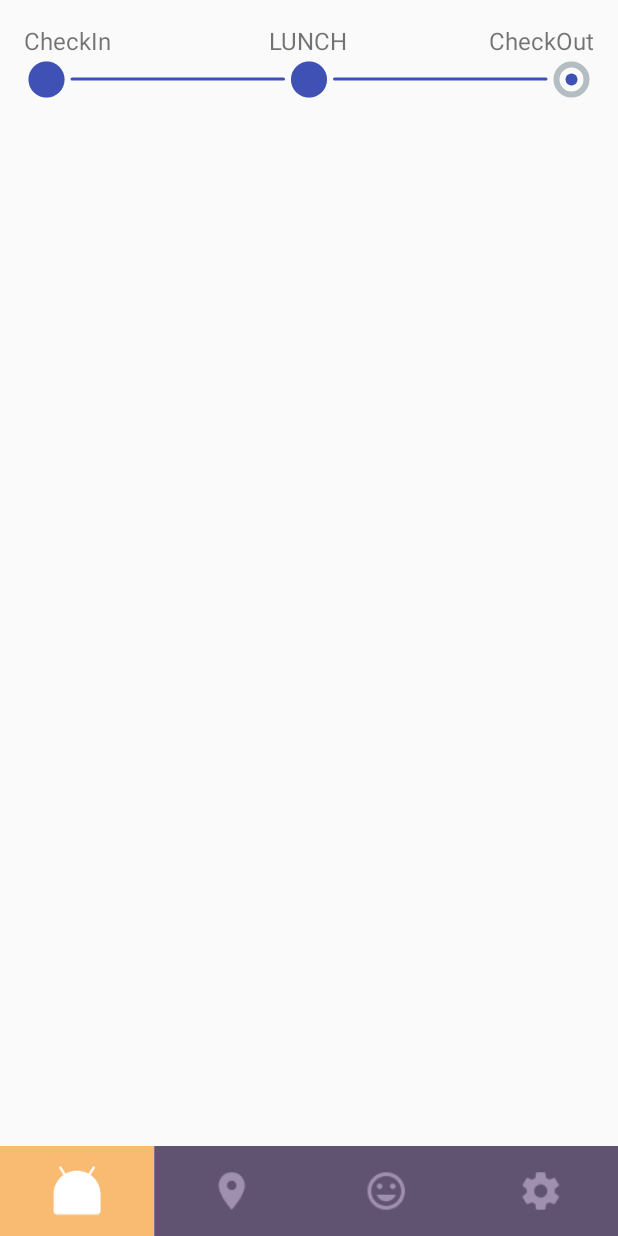
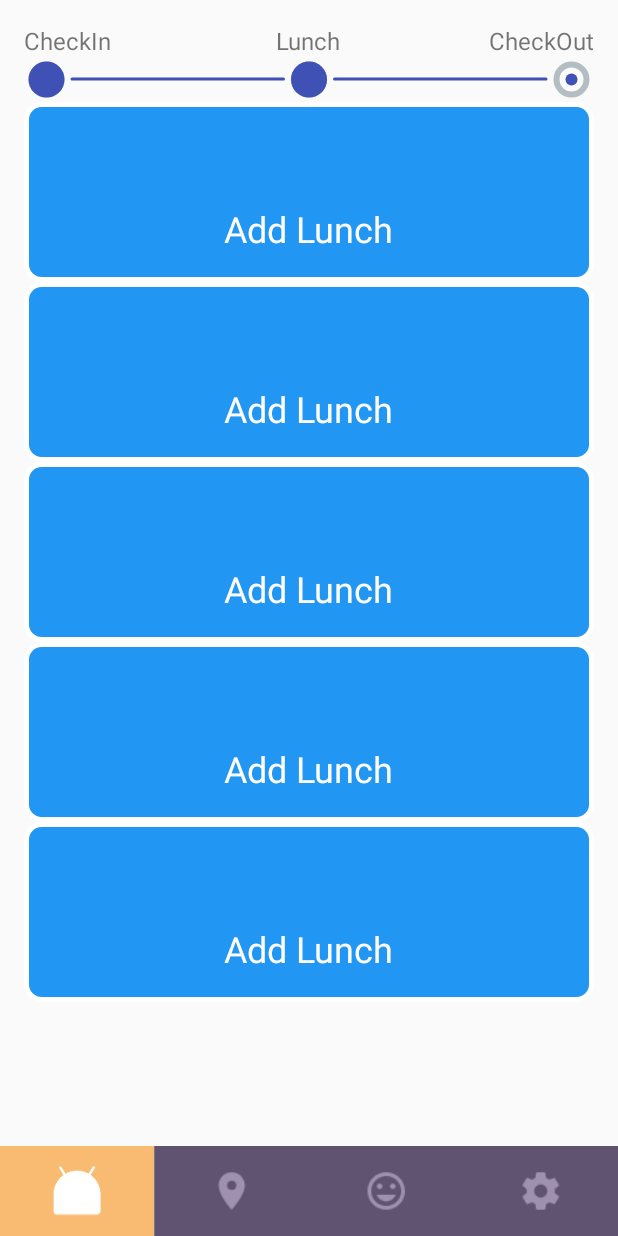
Before and after one commit to AadityaDev/Tracker, an Android app: the screen it shows after launch (HomeScreenActivity), on a phone screen of 412 x 824 dp. Run offline under Robolectric (Android 15) with nearby library versions, the phone set to English and light mode, and no system bars; our stand-ins replace ButterKnife; 1 statement that could not run was skipped.

Commit message:
employee home activity added

```diff
--- /dev/null
+++ b/app/src/main/java/com/skybee/tracker/Utility.java
@@ -0,0 +1,22 @@
+package com.skybee.tracker;
+
+import com.skybee.tracker.constants.Constants;
+import com.skybee.tracker.model.TimeCard;
+
+public class Utility {
+
+    public void setEventType(TimeCard timeCard,String eventType){
+        switch (eventType){
+            case Constants.HeadingText.CHECK_IN:
+                timeCard.setEvent(Constants.HeadingText.CHECK_IN);
+            case Constants.HeadingText.CHECK_LUNCH:
+                timeCard.setEvent(Constants.HeadingText.CHECK_LUNCH);
+            case Constants.HeadingText.CHECK_OUT:
+                timeCard.setEvent(Constants.HeadingText.CHECK_OUT);
+            case Constants.HeadingText.CHECK_OFF:
+                timeCard.setEvent(Constants.HeadingText.CHECK_OFF);
+        }
+    }
+
+
+}
--- a/app/src/main/java/com/skybee/tracker/constants/Constants.java
+++ b/app/src/main/java/com/skybee/tracker/constants/Constants.java
@@ -20,8 +20,18 @@ public class Constants {
     }
 
     public class HeadingText{
+        public static final String EMPTY_CARD="EmptyCard";
         public static final String CHECK_IN="CheckIn";
-        public static final String CHECK_LUNCH="LUNCH";
+        public static final String CHECK_LUNCH="Lunch";
         public static final String CHECK_OUT="CheckOut";
+        public static final String CHECK_OFF="CheckOff";
+    }
+
+    public class Event{
+        public static final int EMPTY_CARD=0;
+        public static final int CHECK_IN=1;
+        public static final int CHECK_LUNCH=2;
+        public static final int CHECK_OUT=3;
+        public static final int CHECK_OFF=4;
     }
 }
--- /dev/null
+++ b/app/src/main/java/com/skybee/tracker/model/TimeCard.java
@@ -0,0 +1,25 @@
+package com.skybee.tracker.model;
+
+import java.util.Date;
+
+public class TimeCard {
+
+    private Date time;
+    private String event;
+
+    public Date getTime() {
+        return this.time;
+    }
+
+    public void setTime(Date time) {
+        this.time = time;
+    }
+
+    public String getEvent() {
+        return this.event;
+    }
+
+    public void setEvent(String event) {
+        this.event = event;
+    }
+}
--- /dev/null
+++ b/app/src/main/java/com/skybee/tracker/ui/adapters/TimeCardAdapter.java
@@ -0,0 +1,126 @@
+package com.skybee.tracker.ui.adapters;
+
+import android.support.v7.widget.RecyclerView;
+import android.view.LayoutInflater;
+import android.view.View;
+import android.view.ViewGroup;
+import android.widget.ImageView;
+import android.widget.RelativeLayout;
+import android.widget.TextView;
+
+import com.skybee.tracker.R;
+import com.skybee.tracker.constants.Constants;
+import com.skybee.tracker.model.TimeCard;
+
+import java.util.List;
+
+import butterknife.ButterKnife;
+import butterknife.Unbinder;
+
+public class TimeCardAdapter extends RecyclerView.Adapter<TimeCardAdapter.TimeCardViewHolder> {
+
+    private List<TimeCard> timeCardList;
+    private Unbinder unbinder;
+
+    public TimeCardAdapter(List<TimeCard> timeCardList) {
+        this.timeCardList = timeCardList;
+    }
+
+    @Override
+    public TimeCardViewHolder onCreateViewHolder(ViewGroup parent, int viewType) {
+        View itemView = null;
+        LayoutInflater layoutInflater = LayoutInflater.from(parent.getContext());
+        itemView = layoutInflater.inflate(R.layout.time_card, parent, false);
+        unbinder = ButterKnife.bind(this, parent);
+        return new TimeCardViewHolder(itemView);
+    }
+
+    @Override
+    public void onBindViewHolder(TimeCardViewHolder holder, int position) {
+        final TimeCard timeCard = timeCardList.get(position);
+        if (timeCard != null) {
+            if (timeCard.getEvent() != null) {
+                switch (timeCard.getEvent()) {
+                    case Constants.HeadingText.CHECK_IN:
+                        holder.cardBackground.setBackgroundResource(R.drawable.check_in_card_background);
+                        break;
+                    case Constants.HeadingText.CHECK_LUNCH:
+                        holder.cardBackground.setBackgroundResource(R.drawable.lunch_card_background);
+                        break;
+                    case Constants.HeadingText.CHECK_OUT:
+                        holder.cardBackground.setBackgroundResource(R.drawable.check_out_card_background);
+                        break;
+                    case Constants.HeadingText.CHECK_OFF:
+                        holder.cardBackground.setBackgroundResource(R.drawable.check_off_card_background);
+                        break;
+                    default:
+                        holder.cardBackground.setBackgroundResource(R.drawable.empty_card_background);
+                        setEmptyCard(holder);
+                        holder.eventText.setText("Add Lunch");
+                        break;
+                }
+            } else {
+                holder.cardBackground.setBackgroundResource(R.drawable.empty_card_background);
+                setEmptyCard(holder);
+                holder.eventText.setText("Add Lunch");
+            }
+            if (timeCard.getTime() != null) {
+                holder.timeText.setText(timeCard.getTime().toString());
+            }
+            if (timeCard.getEvent() != null) {
+                holder.eventText.setText(timeCard.getEvent());
+            }
+        }
+    }
+
+    @Override
+    public int getItemViewType(int position) {
+        final TimeCard timeCard = timeCardList.get(position);
+        if (timeCard.getEvent() != null) {
+            switch (timeCard.getEvent()) {
+                case Constants.HeadingText.CHECK_IN:
+                    return Constants.Event.CHECK_IN;
+                case Constants.HeadingText.CHECK_LUNCH:
+                    return Constants.Event.CHECK_LUNCH;
+                case Constants.HeadingText.CHECK_OUT:
+                    return Constants.Event.CHECK_OUT;
+                case Constants.HeadingText.CHECK_OFF:
+                    return Constants.Event.CHECK_OFF;
+                default:
+                    return Constants.Event.EMPTY_CARD;
+            }
+        }
+        return Constants.Event.EMPTY_CARD;
+    }
+
+    @Override
+    public int getItemCount() {
+        return timeCardList.size();
+    }
+
+    public void setEmptyCard(TimeCardViewHolder timeCardViewHolder) {
+        timeCardViewHolder.clockImage.setVisibility(View.INVISIBLE);
+        timeCardViewHolder.timeText.setVisibility(View.INVISIBLE);
+        RelativeLayout.LayoutParams layoutParams = (RelativeLayout.LayoutParams) timeCardViewHolder.eventText.getLayoutParams();
+        layoutParams.addRule(RelativeLayout.CENTER_IN_PARENT, RelativeLayout.TRUE);
+        timeCardViewHolder.eventText.setLayoutParams(layoutParams);
+    }
+
+    public static class TimeCardViewHolder extends RecyclerView.ViewHolder {
+
+        private ImageView clockImage;
+        private TextView timeText;
+        private TextView eventText;
+        private RelativeLayout cardBackground;
+
+        public TimeCardViewHolder(View itemView) {
+            super(itemView);
+            ButterKnife.bind(this, itemView);
+            clockImage = (ImageView) itemView.findViewById(R.id.clock_image);
+            timeText = (TextView) itemView.findViewById(R.id.time_text);
+            eventText = (TextView) itemView.findViewById(R.id.event);
+            cardBackground = (RelativeLayout) itemView.findViewById(R.id.background);
+        }
+
+    }
+}
--- a/app/src/main/java/com/skybee/tracker/ui/fragments/Home.java
+++ b/app/src/main/java/com/skybee/tracker/ui/fragments/Home.java
@@ -4,6 +4,8 @@ import android.content.Context;
 import android.net.Uri;
 import android.os.Bundle;
 import android.support.v4.app.Fragment;
+import android.support.v7.widget.LinearLayoutManager;
+import android.support.v7.widget.RecyclerView;
 import android.view.LayoutInflater;
 import android.view.View;
 import android.view.ViewGroup;
@@ -11,7 +13,13 @@ import android.widget.TextView;
 
 import com.skybee.tracker.R;
 import com.skybee.tracker.constants.Constants;
+import com.skybee.tracker.model.TimeCard;
+import com.skybee.tracker.ui.adapters.TimeCardAdapter;
 import com.skybee.tracker.ui.customview.StepperIndicator;
+
+import java.util.ArrayList;
+import java.util.Date;
+import java.util.List;
 
 /**
  * A simple {@link Fragment} subclass.
@@ -36,6 +44,10 @@ public class Home extends Fragment {
     private TextView checkInText;
     private TextView lunchText;
     private TextView checkOutText;
+    private RecyclerView timeCards;
+    private List<TimeCard> timeCardList;
+    private LinearLayoutManager linearLayoutManager;
+    private TimeCardAdapter timeCardAdapter;
 
     public Home() {
         // Required empty public constructor
@@ -81,6 +93,20 @@ public class Home extends Fragment {
         lunchText.setText(Constants.HeadingText.CHECK_LUNCH);
         checkOutText=(TextView)view.findViewById(R.id.check_out_heading);
         checkOutText.setText(Constants.HeadingText.CHECK_OUT);
+        timeCards =(RecyclerView)view.findViewById(R.id.time_list);
+        timeCards.setHasFixedSize(true);
+        linearLayoutManager=new LinearLayoutManager(getContext());
+        linearLayoutManager.setOrientation(LinearLayoutManager.VERTICAL);
+        timeCards.setLayoutManager(linearLayoutManager);
+        timeCardList=new ArrayList<>();
+        timeCardAdapter=new TimeCardAdapter(timeCardList);
+        timeCards.setAdapter(timeCardAdapter);
+        for(int i=0;i<5;i++){
+            TimeCard timeCard=new TimeCard();
+//            timeCard.setEvent(Constants.HeadingText.CHECK_OFF);
+            timeCard.setTime(new Date());
+            timeCardList.add(timeCard);
+        }
         return view;
     }
 
--- /dev/null
+++ b/app/src/main/res/drawable/check_in_card_background.xml
@@ -0,0 +1,7 @@
+<?xml version="1.0" encoding="utf-8"?>
+<shape xmlns:android="http://schemas.android.com/apk/res/android">
+    <solid android:color="@color/orange"/>
+    <stroke android:width="3dip" android:color="@color/white" />
+    <corners android:radius="10dip"/>
+    <padding android:left="0dip" android:top="0dip" android:right="0dip" android:bottom="0dip" />
+</shape>
--- /dev/null
+++ b/app/src/main/res/drawable/check_off_card_background.xml
@@ -0,0 +1,7 @@
+<?xml version="1.0" encoding="utf-8"?>
+<shape xmlns:android="http://schemas.android.com/apk/res/android">
+    <solid android:color="@color/yellow"/>
+    <stroke android:width="3dip" android:color="@color/white" />
+    <corners android:radius="10dip"/>
+    <padding android:left="0dip" android:top="0dip" android:right="0dip" android:bottom="0dip" />
+</shape>
--- /dev/null
+++ b/app/src/main/res/drawable/check_out_card_background.xml
@@ -0,0 +1,7 @@
+<?xml version="1.0" encoding="utf-8"?>
+<shape xmlns:android="http://schemas.android.com/apk/res/android">
+    <solid android:color="@color/green"/>
+    <stroke android:width="3dip" android:color="@color/white" />
+    <corners android:radius="10dip"/>
+    <padding android:left="0dip" android:top="0dip" android:right="0dip" android:bottom="0dip" />
+</shape>
--- /dev/null
+++ b/app/src/main/res/drawable/empty_card_background.xml
@@ -0,0 +1,7 @@
+<?xml version="1.0" encoding="utf-8"?>
+<shape xmlns:android="http://schemas.android.com/apk/res/android">
+    <solid android:color="@color/blue"/>
+    <stroke android:width="3dip" android:color="@color/white" />
+    <corners android:radius="10dip"/>
+    <padding android:left="0dip" android:top="0dip" android:right="0dip" android:bottom="0dip" />
+</shape>
--- /dev/null
+++ b/app/src/main/res/drawable/lunch_card_background.xml
@@ -0,0 +1,7 @@
+<?xml version="1.0" encoding="utf-8"?>
+<shape xmlns:android="http://schemas.android.com/apk/res/android">
+    <solid android:color="@color/teal"/>
+    <stroke android:width="3dip" android:color="@color/white" />
+    <corners android:radius="10dip"/>
+    <padding android:left="0dip" android:top="0dip" android:right="0dip" android:bottom="0dip" />
+</shape>
--- a/app/src/main/res/layout/activity_home_screen.xml
+++ b/app/src/main/res/layout/activity_home_screen.xml
@@ -29,7 +29,6 @@
             app:ntb_titled="true"
             android:layout_alignParentBottom="true"
             >
-
         </com.skybee.tracker.ui.customview.navigationtabbar.ntb.NavigationTabBar>
 
     </RelativeLayout>
--- a/app/src/main/res/layout/fragment_home.xml
+++ b/app/src/main/res/layout/fragment_home.xml
@@ -5,6 +5,7 @@
     xmlns:app="http://schemas.android.com/apk/res-auto"
     tools:context="com.skybee.tracker.ui.fragments.Home"
     android:padding="@dimen/dimen_16dp"
+    android:layout_marginBottom="@dimen/dimen_50dp"
     >
 
     <RelativeLayout
@@ -46,4 +47,13 @@
         app:stpi_stepCount="3"
         android:layout_below="@+id/activity_heading"
         />
+
+    <android.support.v7.widget.RecyclerView
+        android:id="@+id/time_list"
+        xmlns:android="http://schemas.android.com/apk/res/android"
+        android:layout_width="match_parent"
+        android:layout_height="match_parent"
+        android:layout_below="@+id/stepper_indicator"
+        android:layout_marginBottom="@dimen/dimen_50dp"
+        />
 </RelativeLayout>
--- a/app/src/main/res/layout/time_card.xml
+++ b/app/src/main/res/layout/time_card.xml
@@ -1,15 +1,41 @@
 <?xml version="1.0" encoding="utf-8"?>
 <RelativeLayout xmlns:android="http://schemas.android.com/apk/res/android"
-    android:orientation="vertical" android:layout_width="match_parent"
+    android:id="@+id/background"
+    android:layout_width="match_parent"
     android:layout_height="120dp"
-    android:layout_margin="@dimen/dimen_16dp"
-    >
+    android:orientation="vertical"
+    android:padding="@dimen/dimen_16dp">
 
     <ImageView
         android:id="@+id/clock_image"
-        android:layout_width="@dimen/dimen_48dp"
-        android:layout_height="@dimen/dimen_48dp"
-        android:src="@drawable/ic_clock_24dp"
+        android:layout_width="@dimen/dimen_36dp"
+        android:layout_height="@dimen/dimen_36dp"
+        android:layout_margin="@dimen/dimen_16dp"
+        android:src="@drawable/ic_clock_24dp" />
+
+    <TextView
+        android:id="@+id/time_text"
+        android:layout_width="match_parent"
+        android:layout_height="@dimen/dimen_36dp"
+        android:layout_margin="@dimen/dimen_16dp"
+        android:layout_toEndOf="@+id/clock_image"
+        android:layout_toRightOf="@+id/clock_image"
+        android:singleLine="true"
+        android:textColor="@color/white"
+        android:textSize="@dimen/dimen_20sp" />
+
+    <TextView
+        android:id="@+id/event"
+        android:layout_width="wrap_content"
+        android:layout_height="wrap_content"
+        android:layout_below="@+id/clock_image"
+        android:singleLine="true"
+        android:textColor="@color/white"
+        android:textSize="@dimen/dimen_24sp"
+        android:layout_marginLeft="@dimen/dimen_16dp"
+        android:layout_marginStart="@dimen/dimen_16dp"
+        android:layout_marginRight="@dimen/dimen_16dp"
+        android:layout_marginEnd="@dimen/dimen_16dp"
         />
 
 </RelativeLayout>
--- a/app/src/main/res/values/colors.xml
+++ b/app/src/main/res/values/colors.xml
@@ -8,5 +8,10 @@
     <color name="stpi_default_line_color">#b3bdc2</color>
     <color name="light_green">#72d3b4</color>
     <color name="white">#FFFFFF</color>
+    <color name="orange">#FF5722</color>
+    <color name="teal">#009688</color>
+    <color name="green">#4CAF50</color>
+    <color name="yellow">#FFC107</color>
+    <color name="blue">#2196F3</color>
 
 </resources>
```
Also changed, not shown: 1 other file.
